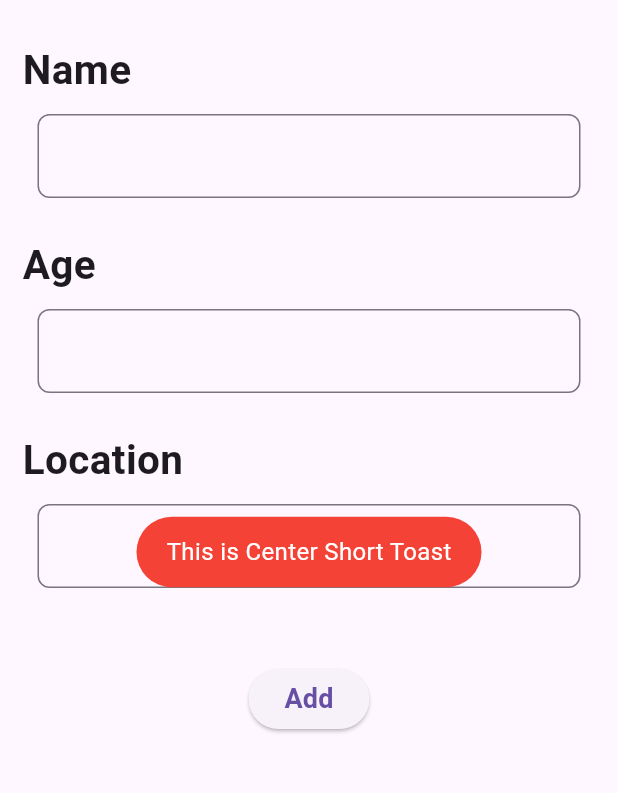
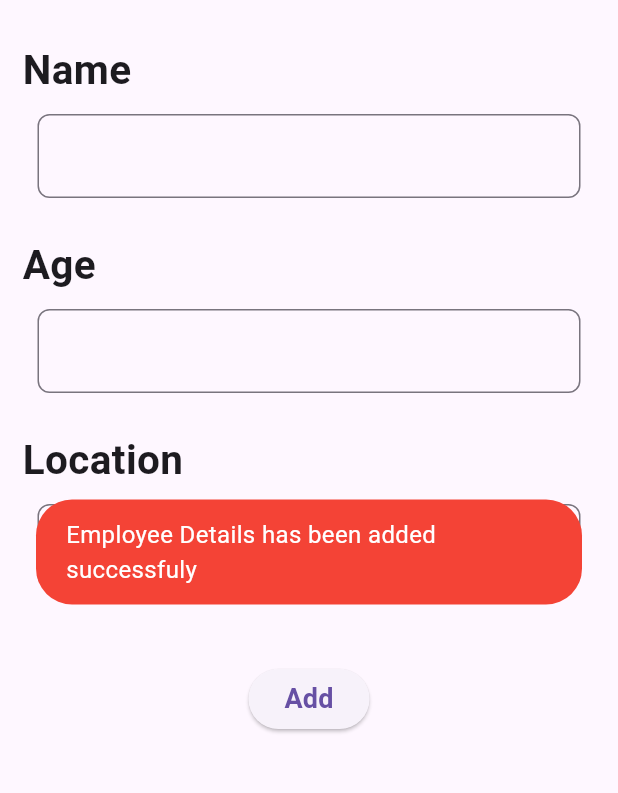
Before and after one commit to Ayushhhshh/Firebase_project, a Flutter app: the EmployeeForm screen opened directly, after a tap on "Add", on a phone screen of 412 x 824 dp, the part 66-859 px from its top. Run offline on Flutter 3.47's test engine with Material 3 defaults, Android fonts, the phone set to English and light mode, and no system bars; our stand-ins replace cloud_firestore, firebase_core, fluttertoast, random_string; accounts and stored records are empty; Roboto replaces fonts that are missing (Lato).

```diff
--- a/lib/main.dart
+++ b/lib/main.dart
@@ -3,8 +3,8 @@ import 'package:firebase_core/firebase_core.dart';
 import 'package:flutter/material.dart';
 
 void main() async{
-  WidgetsFlutterBinding.ensureInitialized();
-  Firebase.initializeApp();
+  // await Firebase.initializeApp();
+  // WidgetsFlutterBinding.ensureInitialized();
   runApp(const MyApp());
 }
 
--- a/lib/pages/employee_form.dart
+++ b/lib/pages/employee_form.dart
@@ -19,7 +19,7 @@ class _EmployeeFormState extends State<EmployeeForm> {
   Widget build(BuildContext context) {
     return Scaffold(
       appBar: AppBar(
-        leading: IconButton(onPressed: (){}, icon: const Icon(Icons.arrow_back)),
+        leading: IconButton(onPressed: (){Navigator.of(context).pop();}, icon: const Icon(Icons.arrow_back)),
         title: const Row(
         mainAxisAlignment: MainAxisAlignment.center,
         children: [
@@ -65,11 +65,12 @@ class _EmployeeFormState extends State<EmployeeForm> {
               Map<String,dynamic> employeeInfomap = {
               "Name" : namecontroller.text,
               "Age" : agecontroller.text,
-              "Location" : locationcontroller.text
+              "Id" : id,
+               "Location" : locationcontroller.text
             };
             await Database ().addEmployeeDetails(employeeInfomap, id).then((value) {
               Fluttertoast.showToast(
-        msg: "This is Center Short Toast",
+        msg: "Employee Details has been added successfuly ",
         toastLength: Toast.LENGTH_SHORT,
         gravity: ToastGravity.CENTER,
         timeInSecForIosWeb: 1,
--- a/lib/pages/home.dart
+++ b/lib/pages/home.dart
@@ -1,3 +1,4 @@
+import 'package:employee_form/pages/employee_form.dart';
 import 'package:flutter/material.dart';
 
 class HomePage extends StatelessWidget {
@@ -16,7 +17,7 @@ class HomePage extends StatelessWidget {
           ),
         ],
       ),),
-      floatingActionButton: FloatingActionButton(onPressed: (){}, child: const Icon(Icons.add))
+      floatingActionButton: FloatingActionButton(onPressed: (){Navigator.of(context).push(MaterialPageRoute(builder: (context){return const EmployeeForm();}));}, child: const Icon(Icons.add))
 
     );
   }
```
